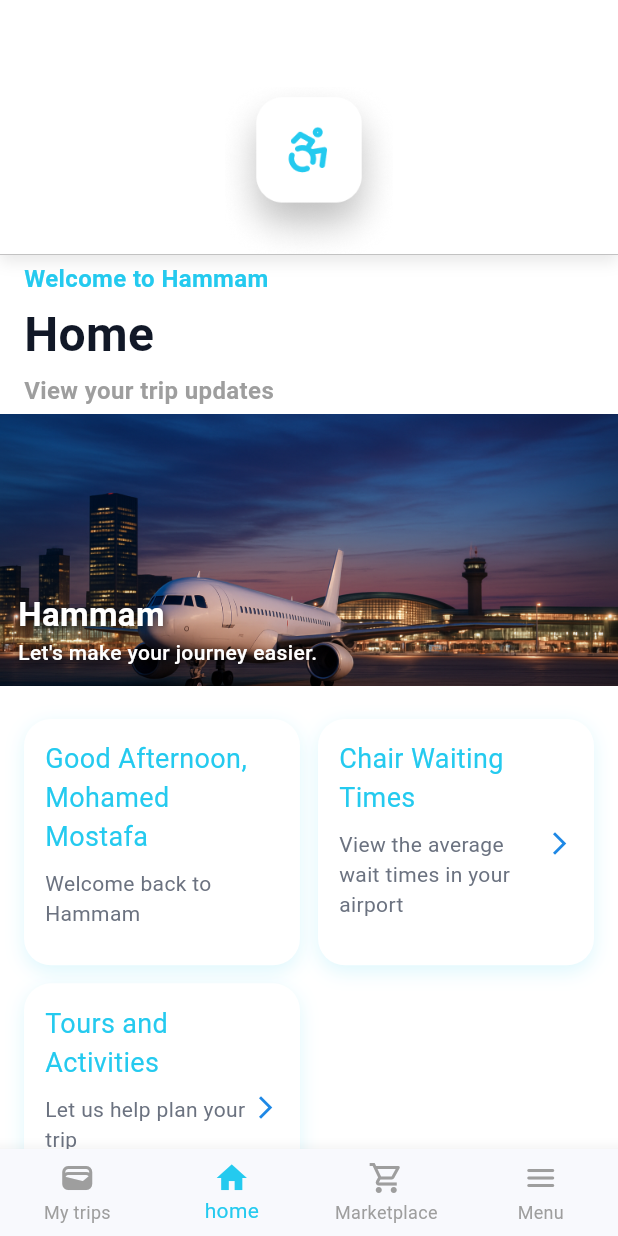
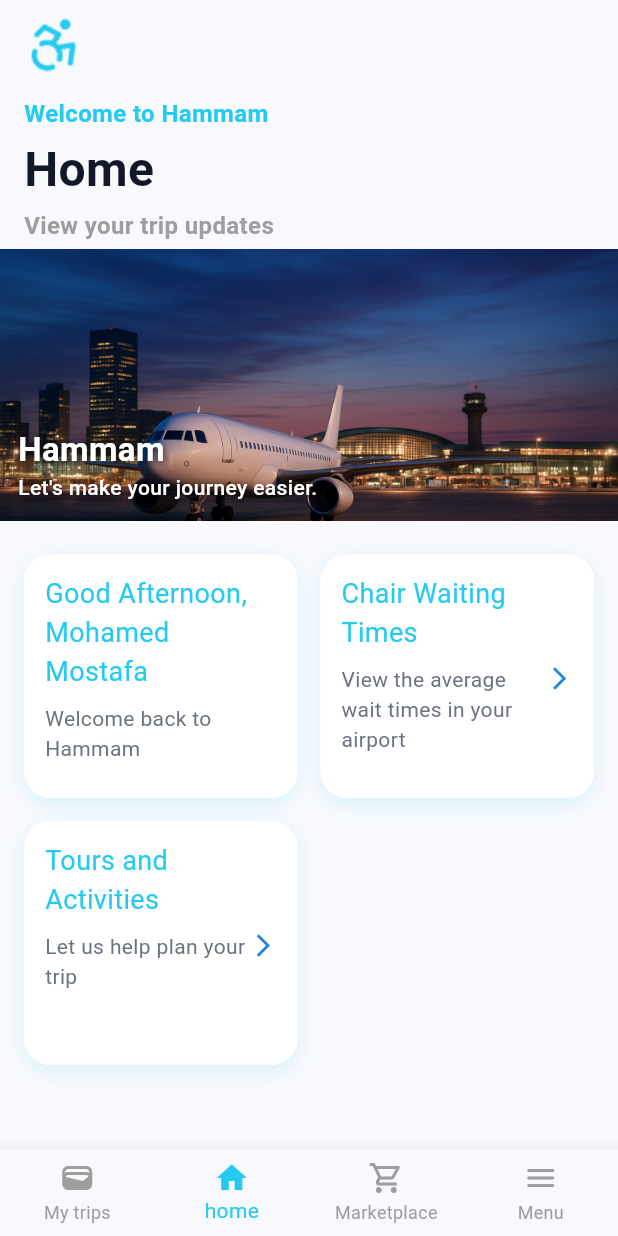
Before and after one commit to Salma28-zahran/hammam_app, a Flutter app: the Main screen opened by its route, item 2 of the bottom bar chosen, on a phone screen of 412 x 824 dp. Run offline on Flutter 3.47's test engine with Material 3 defaults, Android fonts, the phone set to English and light mode, and no system bars; our stand-ins replace easy_localization, flutter_native_splash, font_awesome_flutter, google_fonts; Roboto replaces fonts that are missing (Arial).

Commit message:
home screen

```diff
--- a/lib/core/resources/app_assets_manager.dart
+++ b/lib/core/resources/app_assets_manager.dart
@@ -3,9 +3,10 @@ abstract class AssetsManager {
   static const String onboard1 = "assets/images/png/onboard1.png";
   static const String onboard2 = "assets/images/png/onboard2.png";
   static const String onboard3 = "assets/images/png/onboard3.png";
-  static const String login = "assets/images/png/login_logo.png";
+  static const String login = "assets/images/png/login_icon.png";
   static const String logo = "assets/images/png/logo.png";
   static const String homePicture = "assets/images/png/homepic.png";
+  static const String chair = "assets/images/png/chairimage.png";
 
 
 
--- a/lib/features/tabs/presentations/views/home/homeScreen.dart
+++ b/lib/features/tabs/presentations/views/home/home.dart
@@ -2,15 +2,15 @@ import 'package:flutter/material.dart';
 import 'package:hammam_app/core/resources/app_assets_manager.dart';
 import 'package:hammam_app/theme/app_theme.dart';
 
-class HomeScreen extends StatelessWidget {
-  const HomeScreen({super.key});
+class Home extends StatelessWidget {
+  const Home({super.key});
 
   @override
   Widget build(BuildContext context) {
     final width = MediaQuery.of(context).size.width;
     final height = MediaQuery.of(context).size.height;
     return Scaffold(
-      backgroundColor: Colors.white,
+      backgroundColor: AppColor.white,
       body: SingleChildScrollView(
         child: Column(
           crossAxisAlignment: CrossAxisAlignment.start,
@@ -115,8 +115,8 @@ class HomeScreen extends StatelessWidget {
                 shrinkWrap: true,
                 crossAxisCount: 2,
                 physics:  NeverScrollableScrollPhysics(),
-                crossAxisSpacing: 12,
-                mainAxisSpacing: 12,
+                crossAxisSpacing: 15,
+                mainAxisSpacing: 15,
                 childAspectRatio: 1.12,
                 children: [
                   _homeCard(
--- a/lib/features/tabs/presentations/views/main.dart
+++ b/lib/features/tabs/presentations/views/main.dart
@@ -1,5 +1,6 @@
 import 'package:flutter/material.dart';
-import 'package:hammam_app/features/tabs/presentations/views/home/homeScreen.dart';
+import 'package:hammam_app/features/tabs/presentations/views/home/home.dart';
+import 'package:hammam_app/features/tabs/presentations/views/marketplace/marketplace.dart';
 import 'package:hammam_app/features/tabs/presentations/views/menu/menu.dart';
 import 'package:hammam_app/features/tabs/presentations/views/my%20trips/my_trip.dart';
 import 'package:hammam_app/features/tabs/presentations/widgets/app_bar.dart';
@@ -17,9 +18,9 @@ class _MainState extends State<Main> {
 
   final List<Widget> _screens = [
    const MyTrip(),
-    HomeScreen(),
-    Center(child: Text("Saved Screen")),
-   const Menu(),
+    const Home(),
+    const Marketplace(),
+    const Menu(),
   ];
 
   void _onTap(int index) {
--- a/lib/features/tabs/presentations/widgets/app_bar.dart
+++ b/lib/features/tabs/presentations/widgets/app_bar.dart
@@ -8,39 +8,22 @@ class CustomAppBar extends StatelessWidget implements PreferredSizeWidget {
   @override
   Widget build(BuildContext context) {
     final h = MediaQuery.of(context).size.height;
-    final w = MediaQuery.of(context).size.width;
 
-    return Container(
-      height: preferredSize.height,
-      decoration: BoxDecoration(
-        color: Colors.white,
-        boxShadow: [
-          BoxShadow(
-            color: Colors.grey.withOpacity(0.25),
-            blurRadius: 8,
-            offset: const Offset(0, 4),
-          ),
-        ],
-        border: const Border(
-          bottom: BorderSide(
-            color: Colors.grey,
-            width: 0.4,
-          ),
-        ),
-      ),
-      child: Padding(
-        padding: EdgeInsets.only(top: h * 0.07),
-        child: Center(
-          child: Image.asset(
-            AssetsManager.logo,
-            height: h * 0.28,
-            fit: BoxFit.contain,
-          ),
+    return SafeArea(
+
+      child: Container(
+        color: AppColor.white,
+        alignment: Alignment.centerLeft,
+        padding:  EdgeInsets.symmetric(horizontal: 16),
+        child: Image.asset(
+          AssetsManager.login,
+          height: h * 0.05,
+          fit: BoxFit.contain,
         ),
       ),
     );
   }
 
   @override
-  Size get preferredSize => const Size.fromHeight(170);
+  Size get preferredSize => const Size.fromHeight(60);
 }
```
Also changed, not shown: lib/features/tabs/presentations/views/marketplace/marketplace.dart (added, +127 -0 lines), assets/images/png/chairimage.png (added), pubspec.lock.
